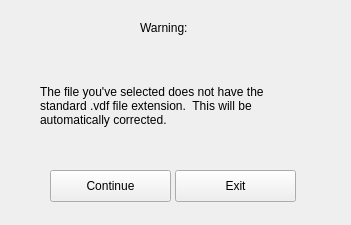
Above: apps/vdcwizard/ui/Page2badfile.ui from yyr/vapor before the change. Below: the same form after it.
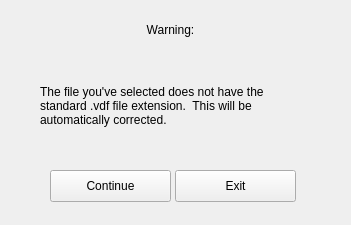
That is the form after the change.

What changed in the file:
```diff
--- a/apps/vdcwizard/ui/Page2badfile.ui
+++ b/apps/vdcwizard/ui/Page2badfile.ui
@@ -32,15 +32,18 @@
   <widget class="QLabel" name="label">
    <property name="geometry">
     <rect>
-     <x>140</x>
+     <x>100</x>
      <y>20</y>
-     <width>62</width>
-     <height>16</height>
+     <width>141</width>
+     <height>20</height>
     </rect>
    </property>
    <property name="text">
     <string>Warning:</string>
    </property>
+   <property name="alignment">
+    <set>Qt::AlignCenter</set>
+   </property>
   </widget>
   <widget class="QLabel" name="label_2">
    <property name="geometry">
```
